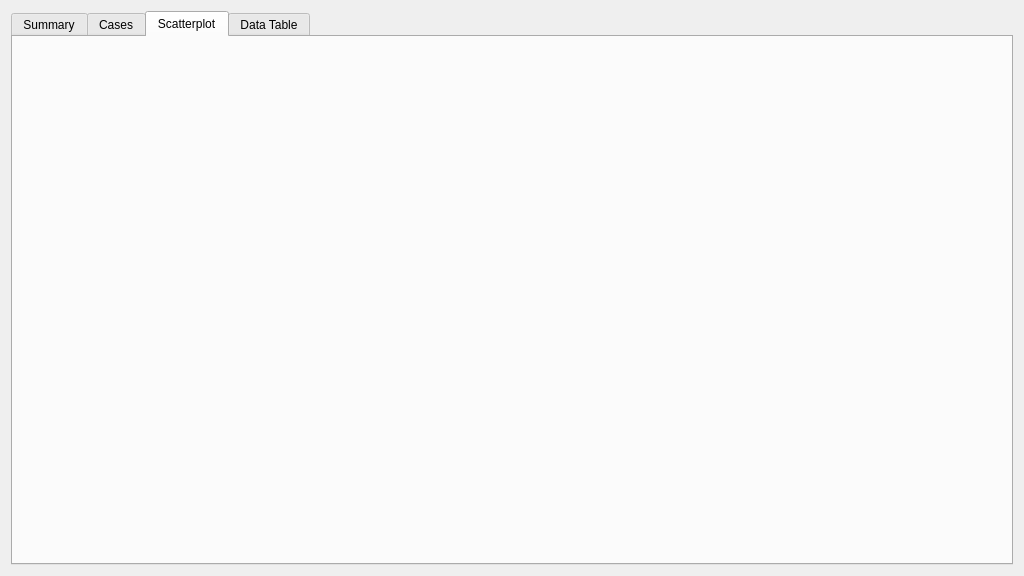
This is src/app/ui/DataView.ui in caden-maxwell/nhtsa-scrape as Qt 5 draws it before an edit. The edited form follows.
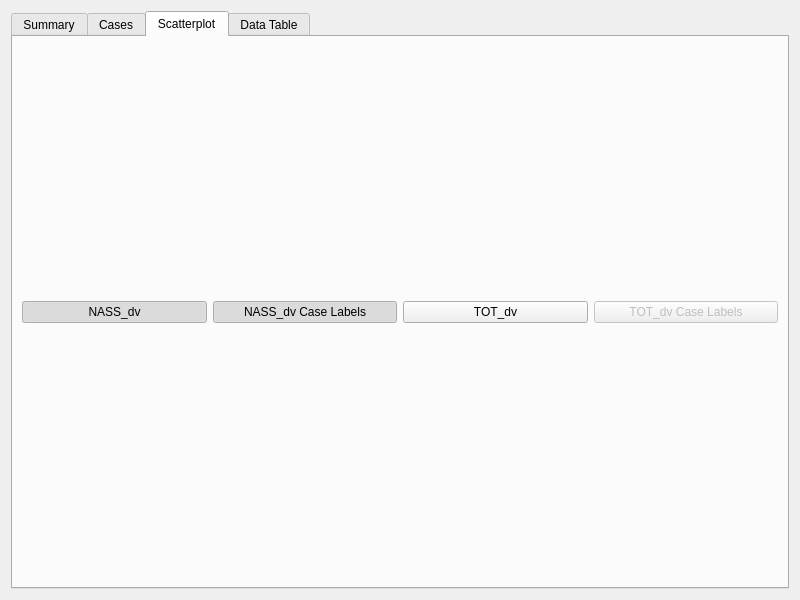
This is the edited form. The open tabs and pages were chosen to show the change.

Diff of the .ui file:
```diff
--- a/src/app/ui/DataView.ui
+++ b/src/app/ui/DataView.ui
@@ -6,8 +6,8 @@
    <rect>
     <x>0</x>
     <y>0</y>
-    <width>1024</width>
-    <height>576</height>
+    <width>800</width>
+    <height>600</height>
    </rect>
   </property>
   <property name="windowTitle">
@@ -73,6 +73,60 @@
       <attribute name="title">
        <string>Scatterplot</string>
       </attribute>
+      <layout class="QGridLayout" name="gridLayout_5">
+       <item row="1" column="3">
+        <widget class="QPushButton" name="nassDataBtn">
+         <property name="text">
+          <string>NASS_dv</string>
+         </property>
+         <property name="checkable">
+          <bool>true</bool>
+         </property>
+         <property name="checked">
+          <bool>true</bool>
+         </property>
+        </widget>
+       </item>
+       <item row="1" column="5">
+        <widget class="QPushButton" name="totalDataBtn">
+         <property name="text">
+          <string>TOT_dv</string>
+         </property>
+         <property name="checkable">
+          <bool>true</bool>
+         </property>
+        </widget>
+       </item>
+       <item row="1" column="4">
+        <widget class="QPushButton" name="nassLabelBtn">
+         <property name="text">
+          <string>NASS_dv Case Labels</string>
+         </property>
+         <property name="checkable">
+          <bool>true</bool>
+         </property>
+         <property name="checked">
+          <bool>true</bool>
+         </property>
+        </widget>
+       </item>
+       <item row="1" column="6">
+        <widget class="QPushButton" name="totalLabelBtn">
+         <property name="enabled">
+          <bool>false</bool>
+         </property>
+         <property name="text">
+          <string>TOT_dv Case Labels</string>
+         </property>
+         <property name="checkable">
+          <bool>true</bool>
+         </property>
+        </widget>
+       </item>
+       <item row="0" column="3" colspan="4">
+        <layout class="QVBoxLayout" name="scatterLayout"/>
+       </item>
+      </layout>
      </widget>
      <widget class="QWidget" name="dataTab">
       <attribute name="title">
```
Left out of the diff: 3 changed lines with no effect on the pictures.
